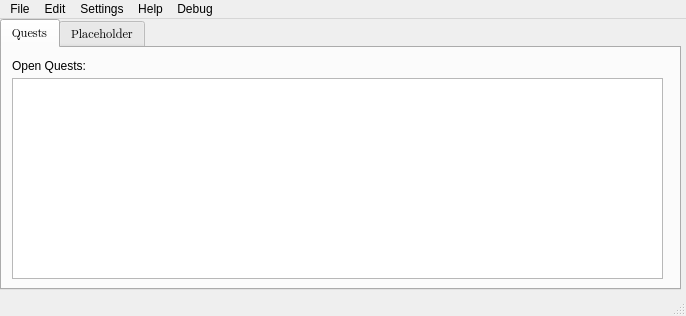
Qt form src/gui_main.ui (ThePi1/SPT-Trader-Builder) before a commit.
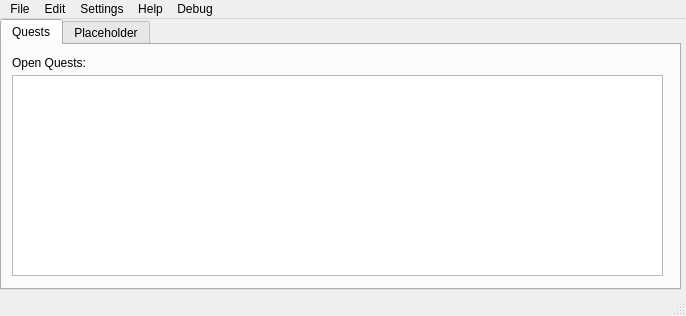
The same form after that commit. Icons and pictures are not drawn.

What changed in the file:
```diff
--- a/src/gui_main.ui
+++ b/src/gui_main.ui
@@ -62,7 +62,7 @@
     </property>
     <property name="font">
      <font>
-      <family>Segoe UI Emoji</family>
+      <family>Segoe UI</family>
      </font>
     </property>
     <property name="currentIndex">
```
